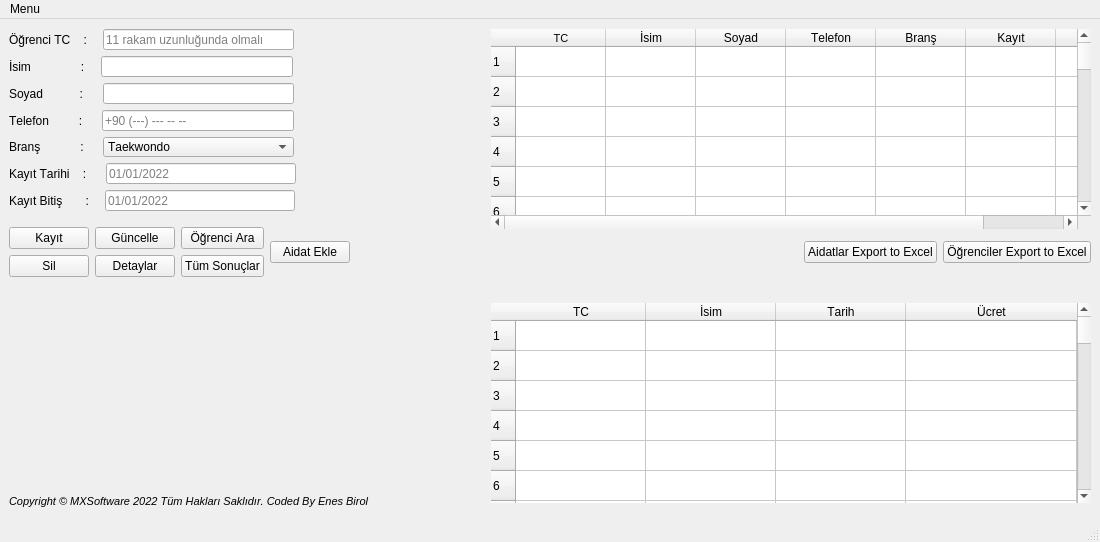
Qt form assets/GUI/main.ui (enesbirool/Gym_Management_System_mxsoftware) before a commit.
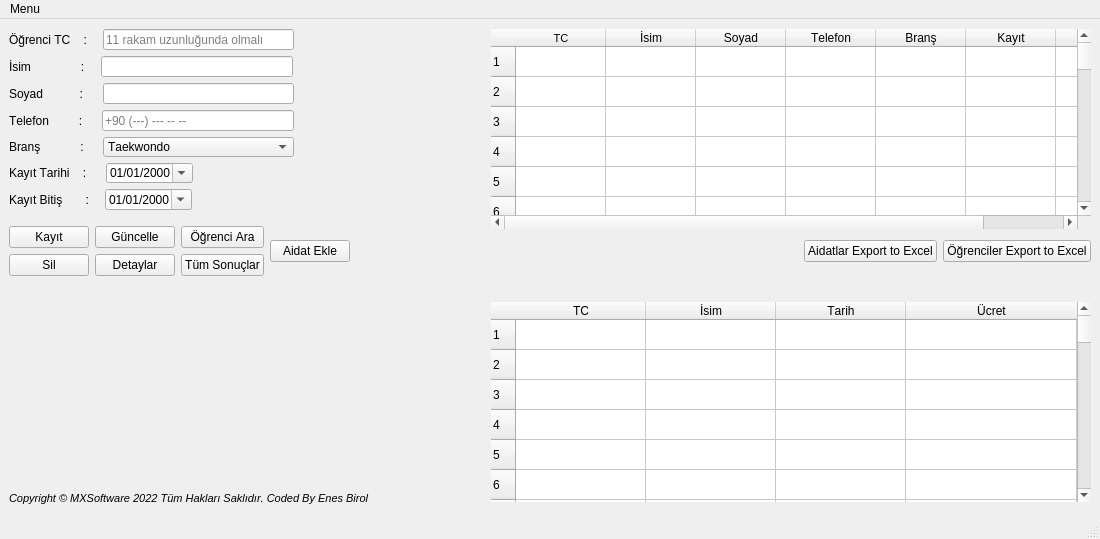
The same form after that commit. Icons and pictures are not drawn.

Diff of the .ui file:
```diff
--- a/assets/GUI/main.ui
+++ b/assets/GUI/main.ui
@@ -10,7 +10,7 @@
     <x>0</x>
     <y>0</y>
     <width>1100</width>
-    <height>542</height>
+    <height>539</height>
    </rect>
   </property>
   <property name="minimumSize">
@@ -283,9 +283,12 @@
            </widget>
           </item>
           <item>
-           <widget class="QLineEdit" name="register_edit">
-            <property name="placeholderText">
-             <string>01/01/2022</string>
+           <widget class="QDateEdit" name="register_dateEdit">
+            <property name="displayFormat">
+             <string>dd/MM/yyyy</string>
+            </property>
+            <property name="calendarPopup">
+             <bool>true</bool>
             </property>
            </widget>
           </item>
@@ -314,9 +317,12 @@
            </widget>
           </item>
           <item>
-           <widget class="QLineEdit" name="register_finish_edit">
-            <property name="placeholderText">
-             <string>01/01/2022</string>
+           <widget class="QDateEdit" name="register_finish_dateEdit">
+            <property name="displayFormat">
+             <string>dd/MM/yyyy</string>
+            </property>
+            <property name="calendarPopup">
+             <bool>true</bool>
             </property>
            </widget>
           </item>
```
Left out of the diff: 65 changed lines with no effect on the pictures.
